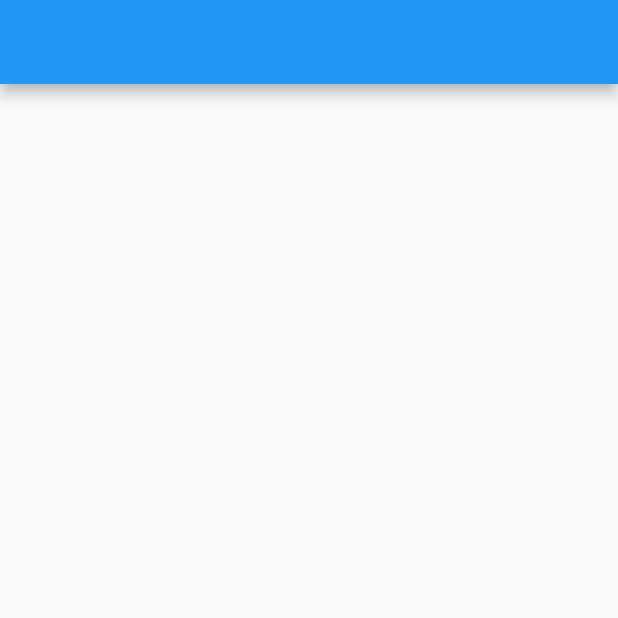
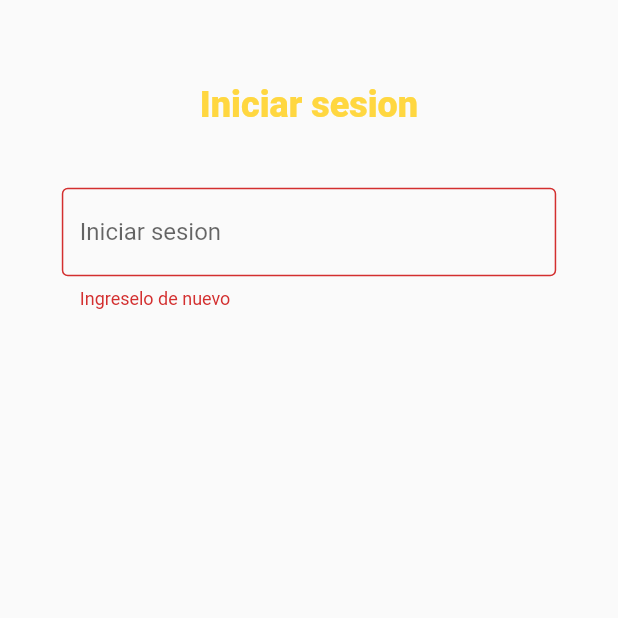
Before and after one commit to GeralPinzon/GestureApp, a Flutter app: the screen it shows after launch, on a phone screen of 412 x 824 dp, the top half of it. Run offline on Flutter 3.47's test engine with Material 2 defaults, Android fonts, the phone set to English and light mode, and no system bars.

Commit message:
Titulo iniciar sesion, input email

```diff
--- a/lib/pages/login.dart
+++ b/lib/pages/login.dart
@@ -4,8 +4,49 @@ class Login extends StatelessWidget {
   @override
   Widget build(BuildContext context) {
     return Scaffold(
-      appBar: AppBar(),
-      body: Text(""),
+      appBar: AppBar(
+        backgroundColor: Colors.transparent,
+        elevation: 0,
+      ),
+      body: Column(
+        children: [
+          Container(
+            width: MediaQuery.of(context).size.width * 1,
+            child: Text(
+              'Iniciar sesion',
+              textAlign: TextAlign.center,
+              style: TextStyle(
+                color: Colors.amberAccent,
+                fontSize: MediaQuery.of(context).textScaleFactor * 24,
+                fontWeight: FontWeight.w900,
+              ),
+            ),
+          ),
+          SizedBox(
+            height: MediaQuery.of(context).size.height * 0.05,
+          ),
+          Container(
+            width: MediaQuery.of(context).size.width * 0.8,
+            child: TextFormField(
+              onChanged: (value) => print('Hola'),
+              keyboardType: TextInputType.emailAddress,
+              decoration: InputDecoration(
+                errorText: 'Ingreselo de nuevo',
+                labelText: 'Iniciar sesion',
+                border: OutlineInputBorder(
+                  borderSide: BorderSide(color: Colors.red),
+                ),
+              ),
+              validator: (value) {
+                if (value.isEmpty) {
+                  return 'Please enter some text';
+                }
+                return null;
+              },
+            ),
+          )
+        ],
+      ),
     );
   }
 }
```
